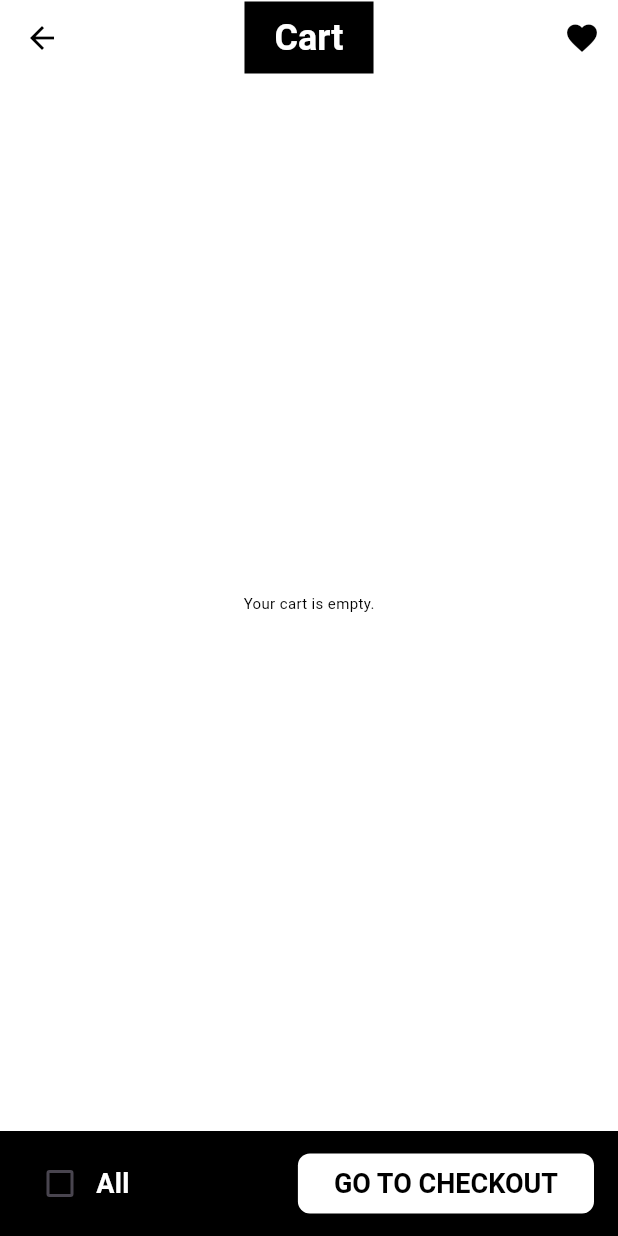
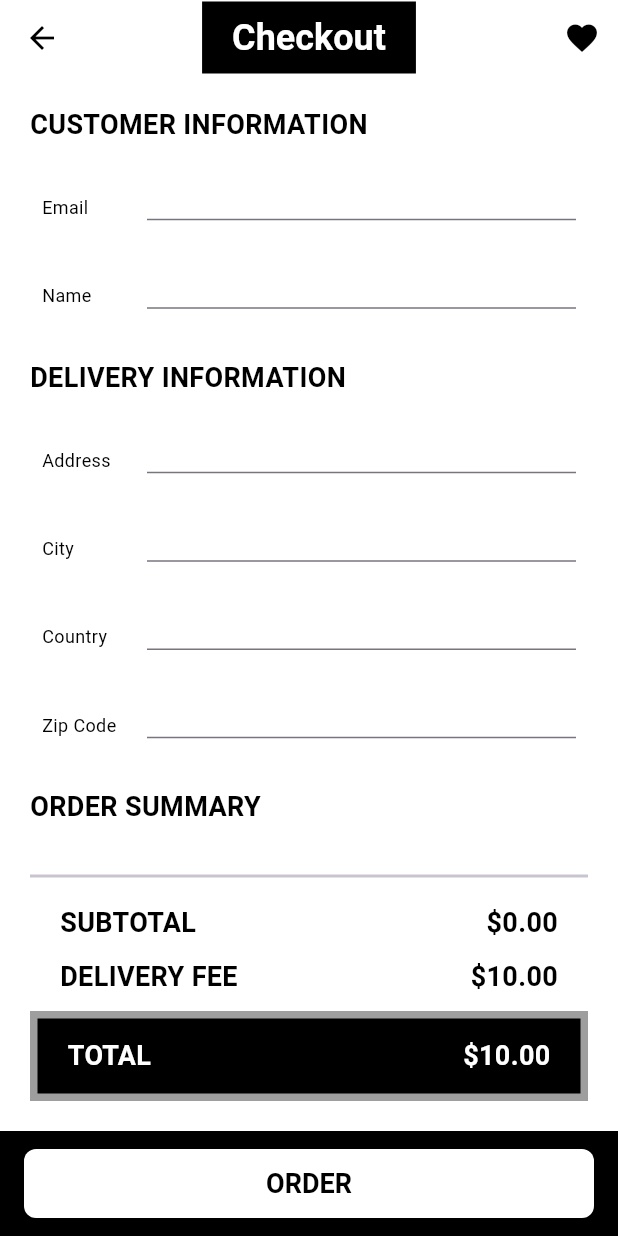
Before and after one commit to KhalilDev12/e_commerce, a Flutter app: the screen it shows after launch, item 2 of the bottom bar chosen, after a tap on "GO TO CHECKOUT", on a phone screen of 412 x 824 dp. Run offline on Flutter 3.47's test engine with Material 3 defaults, Android fonts, the phone set to English and light mode, and no system bars; our stand-ins replace bloc, carousel_slider, cloud_firestore, equatable, firebase_core, flutter_bloc; accounts and stored records are empty; Roboto replaces fonts that are missing (Avenir).

Commit message:
Finish Checkout Screen Create Order Summary Widget

```diff
--- a/lib/config/app_router.dart
+++ b/lib/config/app_router.dart
@@ -40,6 +40,10 @@ class AppRouter {
         return MaterialPageRoute(
           builder: (context) => WishlistScreen(),
         );
+      case checkoutScreen:
+        return MaterialPageRoute(
+          builder: (context) => CheckoutScreen(),
+        );
       default:
         return _errorRoute();
     }
--- a/lib/constants/strings.dart
+++ b/lib/constants/strings.dart
@@ -5,3 +5,4 @@ const String userScreen = "/user";
 const String catalogScreen = "/catalog";
 const String wishlistScreen = "/wishlist";
 const String productScreen = "/product";
+const String checkoutScreen = "/checkout";
--- a/lib/data/models/cart_model.dart
+++ b/lib/data/models/cart_model.dart
@@ -43,19 +43,6 @@ class CartModel extends Equatable {
 
   String get totalString => total.toStringAsFixed(2);
 
-  // Function to check if all items selected
-  bool get isSelectedAll {
-    bool test = false;
-    cartProducts.forEach((product) {
-      if (product.isSelected) {
-        test = true;
-      } else {
-        test = false;
-      }
-    });
-    return test;
-  }
-
   @override
   List<Object?> get props => [cartProducts];
 }
--- a/lib/presentation/pages/cart_screen.dart
+++ b/lib/presentation/pages/cart_screen.dart
@@ -1,4 +1,5 @@
 import 'package:e_commerce/business_logic/blocs/cart/cart_bloc.dart';
+import 'package:e_commerce/constants/strings.dart';
 import 'package:e_commerce/presentation/widgets/widgets.dart';
 import 'package:flutter/material.dart';
 import 'package:flutter_bloc/flutter_bloc.dart';
@@ -72,87 +73,7 @@ class CartScreen extends StatelessWidget {
                       ),
                     ],
                   ),
-                  Column(
-                    children: [
-                      const Divider(thickness: 2),
-                      Padding(
-                        padding: const EdgeInsets.symmetric(
-                            horizontal: 20, vertical: 10.0),
-                        child: Column(
-                          children: [
-                            Row(
-                              mainAxisAlignment: MainAxisAlignment.spaceBetween,
-                              children: [
-                                Text(
-                                  "SUBTOTAL",
-                                  style: theme().textTheme.displaySmall,
-                                ),
-                                Text(
-                                  "\$${state.cart.subTotal.toStringAsFixed(2)}",
-                                  style: theme().textTheme.displaySmall,
-                                )
-                              ],
-                            ),
-                            const SizedBox(
-                              height: 10,
-                            ),
-                            Row(
-                              mainAxisAlignment: MainAxisAlignment.spaceBetween,
-                              children: [
-                                Text(
-                                  "DELIVERY FEE",
-                                  style: theme().textTheme.displaySmall,
-                                ),
-                                Text(
-                                  "\$${state.cart.deliveryFeeString}",
-                                  style: theme().textTheme.displaySmall,
-                                )
-                              ],
-                            ),
-                          ],
-                        ),
-                      ),
-                      Stack(
-                        children: [
-                          Container(
-                            width: MediaQuery.of(context).size.width,
-                            height: 60,
-                            color: Colors.grey,
-                          ),
-                          Container(
-                            width: MediaQuery.of(context).size.width,
-                            height: 50,
-                            margin: const EdgeInsets.all(5),
-                            color: Colors.black,
-                            child: Padding(
-                              padding:
-                                  const EdgeInsets.symmetric(horizontal: 20.0),
-                              child: Row(
-                                mainAxisAlignment:
-                                    MainAxisAlignment.spaceBetween,
-                                children: [
-                                  Text(
-                                    "TOTAL",
-                                    style: theme()
-                                        .textTheme
-                                        .displaySmall!
-                                        .copyWith(color: Colors.white),
-                                  ),
-                                  Text(
-                                    "\$${state.cart.totalString}",
-                                    style: theme()
-                                        .textTheme
-                                        .displaySmall!
-                                        .copyWith(color: Colors.white),
-                                  )
-                                ],
-                              ),
-                            ),
-                          )
-                        ],
-                      ),
-                    ],
-                  )
+                  OrderSumarryWidget(),
                 ],
               ),
             );
@@ -181,9 +102,8 @@ class CartScreen extends StatelessWidget {
                     return Checkbox(
                       value: state.cart.cartProducts.isNotEmpty &&
                           state.cart.cartProducts.every((p) => p.isSelected),
-                      onChanged: (value) => context
-                          .read<CartBloc>()
-                          .add(CheckAllProduct(value!)),
+                      onChanged: (value) =>
+                          context.read<CartBloc>().add(CheckAllProduct(value!)),
                     );
                   } else {
                     return Center();
@@ -197,16 +117,26 @@ class CartScreen extends StatelessWidget {
                       .copyWith(color: Colors.white)),
             ],
           ),
-          ElevatedButton(
+          BlocBuilder<CartBloc, CartState>(
+            builder: (context, state) {
+              if (state is CartLoaded) {
+                return ElevatedButton(
                   style: ElevatedButton.styleFrom(
                       shape: RoundedRectangleBorder(
                           borderRadius: BorderRadius.circular(8)),
                       backgroundColor: Colors.white),
-            onPressed: () {},
+                  onPressed: () {
+                    Navigator.of(context).pushNamed(checkoutScreen);
+                  },
                   child: Text(
                     "GO TO CHECKOUT",
                     style: Theme.of(context).textTheme.displaySmall,
                   ),
+                );
+              } else {
+                return Center();
+              }
+            },
           )
         ],
       ),
--- /dev/null
+++ b/lib/presentation/pages/checkout_screen.dart
@@ -0,0 +1,103 @@
+import 'package:e_commerce/config/theme.dart';
+import 'package:e_commerce/presentation/widgets/custom_appbar.dart';
+import 'package:e_commerce/presentation/widgets/order_summary_widget.dart';
+import 'package:flutter/material.dart';
+
+class CheckoutScreen extends StatefulWidget {
+  CheckoutScreen({Key? key}) : super(key: key);
+
+  @override
+  _CheckoutScreenState createState() {
+    return _CheckoutScreenState();
+  }
+}
+
+class _CheckoutScreenState extends State<CheckoutScreen> {
+  @override
+  void initState() {
+    super.initState();
+  }
+
+  @override
+  void dispose() {
+    super.dispose();
+  }
+
+  @override
+  Widget build(BuildContext context) {
+    final TextEditingController emailController = TextEditingController();
+    final TextEditingController nameController = TextEditingController();
+    final TextEditingController addressController = TextEditingController();
+    final TextEditingController cityController = TextEditingController();
+    final TextEditingController countryController = TextEditingController();
+    final TextEditingController zipCodeController = TextEditingController();
+
+    return Scaffold(
+      appBar: const CustomAppBar(title: "Checkout"),
+      bottomNavigationBar: _buildBottomNavigationBar(context),
+      body: Padding(
+        padding: const EdgeInsets.all(20),
+        child: Column(
+          crossAxisAlignment: CrossAxisAlignment.start,
+          mainAxisAlignment: MainAxisAlignment.spaceBetween,
+          children: [
+            Text("CUSTOMER INFORMATION", style: theme().textTheme.displaySmall),
+            _buildTextFormField(emailController, context, "Email"),
+            _buildTextFormField(nameController, context, "Name"),
+            Text("DELIVERY INFORMATION", style: theme().textTheme.displaySmall),
+            _buildTextFormField(addressController, context, "Address"),
+            _buildTextFormField(cityController, context, "City"),
+            _buildTextFormField(countryController, context, "Country"),
+            _buildTextFormField(zipCodeController, context, "Zip Code"),
+            Text("ORDER SUMMARY", style: theme().textTheme.displaySmall),
+            OrderSumarryWidget()
+          ],
+        ),
+      ),
+    );
+  }
+
+  BottomAppBar _buildBottomNavigationBar(BuildContext context) {
+    return BottomAppBar(
+      height: 70,
+      color: Colors.black,
+      child: ElevatedButton(
+        style: ElevatedButton.styleFrom(
+            shape:
+                RoundedRectangleBorder(borderRadius: BorderRadius.circular(8)),
+            backgroundColor: Colors.white),
+        onPressed: () {},
+        child: Text(
+          "ORDER",
+          style: Theme.of(context).textTheme.displaySmall,
+        ),
+      ),
+    );
+  }
+
+  Widget _buildTextFormField(
+    TextEditingController controller,
+    BuildContext context,
+    String labelText,
+  ) {
+    return Padding(
+      padding: const EdgeInsets.all(8),
+      child: Row(children: [
+        SizedBox(
+          width: 70,
+          child: Text(labelText, style: theme().textTheme.bodyLarge),
+        ),
+        Expanded(
+          child: TextFormField(
+            controller: controller,
+            decoration: const InputDecoration(
+                isDense: true,
+                contentPadding: EdgeInsets.only(left: 10),
+                focusedBorder: UnderlineInputBorder(
+                    borderSide: BorderSide(color: Colors.black))),
+          ),
+        ),
+      ]),
+    );
+  }
+}
--- a/lib/presentation/pages/screens.dart
+++ b/lib/presentation/pages/screens.dart
@@ -5,3 +5,4 @@ export 'catalog_screen.dart';
 export 'wishlist_screen.dart';
 export 'product_screen.dart';
 export 'splash_screen.dart';
+export 'checkout_screen.dart';
--- /dev/null
+++ b/lib/presentation/widgets/order_summary_widget.dart
@@ -0,0 +1,101 @@
+import 'package:flutter/material.dart';
+import 'package:flutter_bloc/flutter_bloc.dart';
+
+import '../../business_logic/blocs/cart/cart_bloc.dart';
+import '../../config/theme.dart';
+
+class OrderSumarryWidget extends StatelessWidget {
+  OrderSumarryWidget({Key? key}) : super(key: key);
+
+  @override
+  Widget build(BuildContext context) {
+    // TODO: implement build
+    return BlocBuilder<CartBloc, CartState>(
+      builder: (context, state) {
+        if (state is CartLoaded) {
+          return Column(
+            children: [
+              const Divider(thickness: 2),
+              Padding(
+                padding:
+                    const EdgeInsets.symmetric(horizontal: 20, vertical: 10.0),
+                child: Column(
+                  children: [
+                    Row(
+                      mainAxisAlignment: MainAxisAlignment.spaceBetween,
+                      children: [
+                        Text(
+                          "SUBTOTAL",
+                          style: theme().textTheme.displaySmall,
+                        ),
+                        Text(
+                          "\$${state.cart.subTotal.toStringAsFixed(2)}",
+                          style: theme().textTheme.displaySmall,
+                        )
+                      ],
+                    ),
+                    const SizedBox(
+                      height: 10,
+                    ),
+                    Row(
+                      mainAxisAlignment: MainAxisAlignment.spaceBetween,
+                      children: [
+                        Text(
+                          "DELIVERY FEE",
+                          style: theme().textTheme.displaySmall,
+                        ),
+                        Text(
+                          "\$${state.cart.deliveryFeeString}",
+                          style: theme().textTheme.displaySmall,
+                        )
+                      ],
+                    ),
+                  ],
+                ),
+              ),
+              Stack(
+                children: [
+                  Container(
+                    width: MediaQuery.of(context).size.width,
+                    height: 60,
+                    color: Colors.grey,
+                  ),
+                  Container(
+                    width: MediaQuery.of(context).size.width,
+                    height: 50,
+                    margin: const EdgeInsets.all(5),
+                    color: Colors.black,
+                    child: Padding(
+                      padding: const EdgeInsets.symmetric(horizontal: 20.0),
+                      child: Row(
+                        mainAxisAlignment: MainAxisAlignment.spaceBetween,
+                        children: [
+                          Text(
+                            "TOTAL",
+                            style: theme()
+                                .textTheme
+                                .displaySmall!
+                                .copyWith(color: Colors.white),
+                          ),
+                          Text(
+                            "\$${state.cart.totalString}",
+                            style: theme()
+                                .textTheme
+                                .displaySmall!
+                                .copyWith(color: Colors.white),
+                          )
+                        ],
+                      ),
+                    ),
+                  )
+                ],
+              ),
+            ],
+          );
+        }else{
+          return Center();
+        }
+      },
+    );
+  }
+}
--- a/lib/presentation/widgets/widgets.dart
+++ b/lib/presentation/widgets/widgets.dart
@@ -6,3 +6,4 @@ export 'product_card.dart';
 export 'products_carousel.dart';
 export 'wishlist_item_card.dart';
 export 'cart_product_card.dart';
+export 'order_summary_widget.dart';
```
Lines whose indentation alone changed are shown as unchanged.
